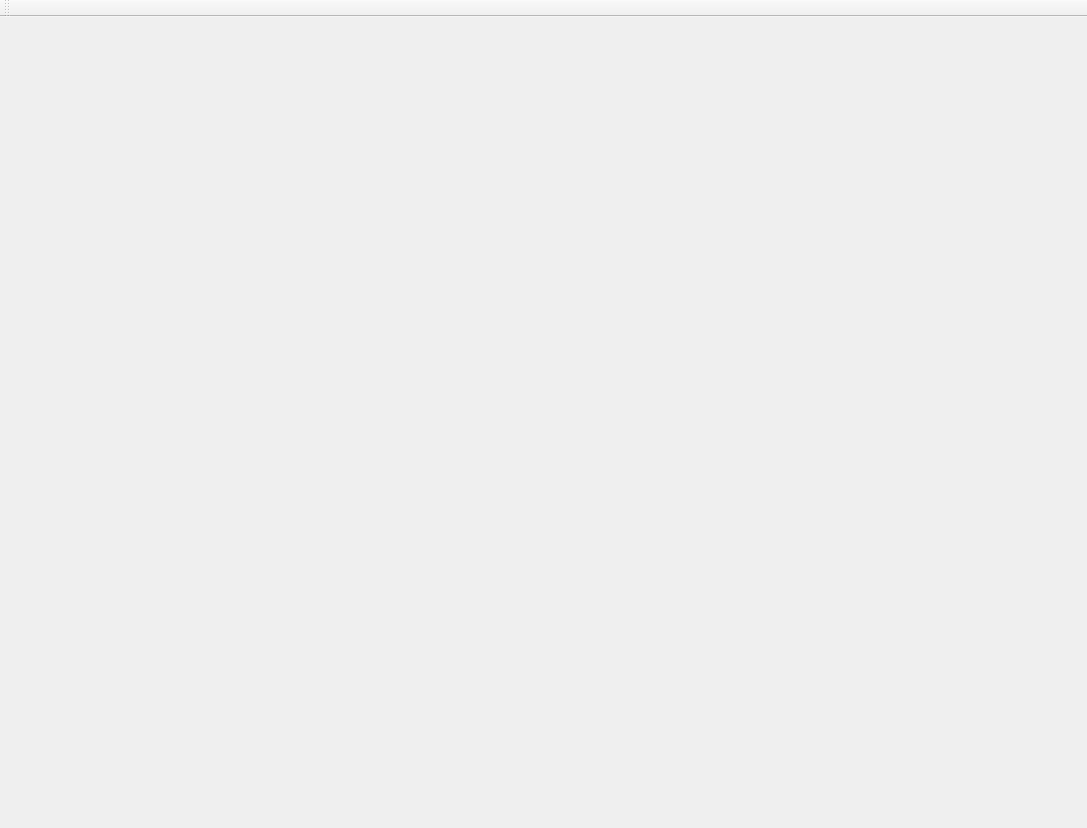
Qt form MemoryTool/MemoryTool/MemoryTool.ui (paper-news/MemoryTool) before a commit.
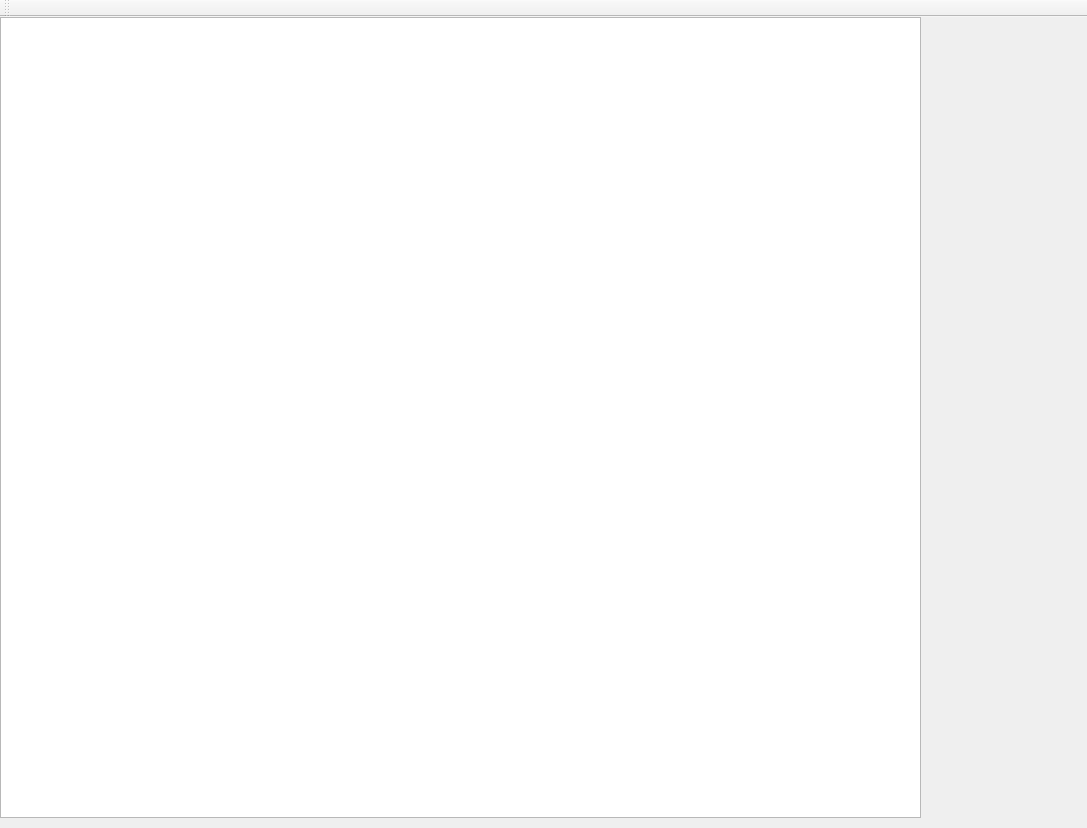
The same form after that commit. Custom widgets are drawn as their Qt base class.

```diff
--- a/MemoryTool/MemoryTool/MemoryTool.ui
+++ b/MemoryTool/MemoryTool/MemoryTool.ui
@@ -14,13 +14,13 @@
    <string>MemoryTool</string>
   </property>
   <widget class="QWidget" name="centralWidget">
-   <widget class="QCustomPlot" name="customplot" native="true">
+   <widget class="QTableWidget" name="tasklist_tableWidget">
     <property name="geometry">
      <rect>
-      <x>150</x>
-      <y>120</y>
-      <width>831</width>
-      <height>581</height>
+      <x>0</x>
+      <y>0</y>
+      <width>921</width>
+      <height>801</height>
      </rect>
     </property>
    </widget>
@@ -45,14 +45,6 @@
   </widget>
  </widget>
  <layoutdefault spacing="6" margin="11"/>
- <customwidgets>
-  <customwidget>
-   <class>QCustomPlot</class>
-   <extends>QWidget</extends>
-   <header location="global">qcustomplot.h</header>
-   <container>1</container>
-  </customwidget>
- </customwidgets>
  <resources>
   <include location="MemoryTool.qrc"/>
  </resources>
```
